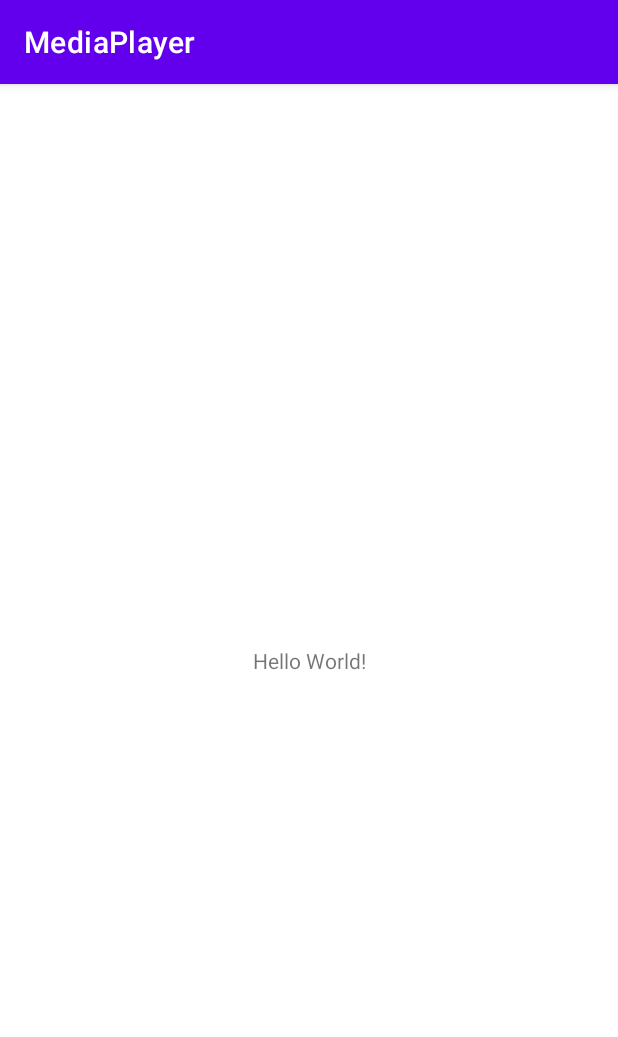
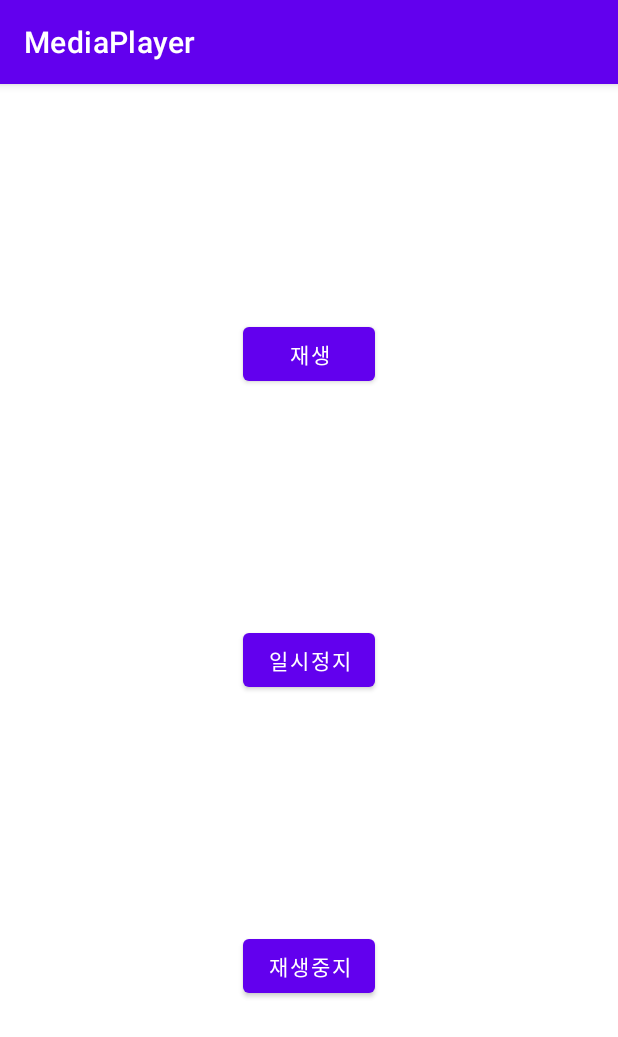
Before and after one commit to kangilbin/kotlin, an Android app: the screen it shows after launch (MainActivity), on a phone screen of 412 x 824 dp. Shown: the top 1037 px of the screen. Run offline under Robolectric (Android 15) with nearby library versions, the phone set to English and light mode, and no system bars.

```diff
--- a/MediaPlayer/app/src/main/res/layout/activity_main.xml
+++ b/MediaPlayer/app/src/main/res/layout/activity_main.xml
@@ -6,13 +6,37 @@
     android:layout_height="match_parent"
     tools:context=".MainActivity">
 
-    <TextView
+    <Button
+        android:id="@+id/btn_play"
         android:layout_width="wrap_content"
         android:layout_height="wrap_content"
-        android:text="Hello World!"
-        app:layout_constraintBottom_toBottomOf="parent"
-        app:layout_constraintLeft_toLeftOf="parent"
-        app:layout_constraintRight_toRightOf="parent"
+        android:text="@string/btn_play"
+        app:layout_constraintBottom_toTopOf="@+id/btn_pause"
+        app:layout_constraintEnd_toEndOf="parent"
+        app:layout_constraintHorizontal_bias="0.5"
+        app:layout_constraintStart_toStartOf="parent"
         app:layout_constraintTop_toTopOf="parent" />
 
+    <Button
+        android:id="@+id/btn_pause"
+        android:layout_width="wrap_content"
+        android:layout_height="wrap_content"
+        android:text="@string/btn_pause"
+        app:layout_constraintBottom_toTopOf="@+id/btn_stop"
+        app:layout_constraintEnd_toEndOf="parent"
+        app:layout_constraintHorizontal_bias="0.5"
+        app:layout_constraintStart_toStartOf="parent"
+        app:layout_constraintTop_toBottomOf="@+id/btn_play" />
+
+    <Button
+        android:id="@+id/btn_stop"
+        android:layout_width="wrap_content"
+        android:layout_height="wrap_content"
+        android:text="@string/btn_stop"
+        app:layout_constraintBottom_toBottomOf="parent"
+        app:layout_constraintEnd_toEndOf="parent"
+        app:layout_constraintHorizontal_bias="0.5"
+        app:layout_constraintStart_toStartOf="parent"
+        app:layout_constraintTop_toBottomOf="@+id/btn_pause" />
+
 </androidx.constraintlayout.widget.ConstraintLayout>
--- a/MediaPlayer/app/src/main/res/values/strings.xml
+++ b/MediaPlayer/app/src/main/res/values/strings.xml
@@ -1,3 +1,6 @@
 <resources>
     <string name="app_name">MediaPlayer</string>
+    <string name="btn_play">재생</string>
+    <string name="btn_pause">일시정지</string>
+    <string name="btn_stop">재생중지</string>
 </resources>
```
Also changed, not shown: MediaPlayer/app/src/main/java/com/jaocb/mediaplayer/MusicPlayerService.kt (added, +30 -0 lines), MediaPlayer/app/src/main/res/drawable/ic_play.xml (added, +10 -0 lines).
